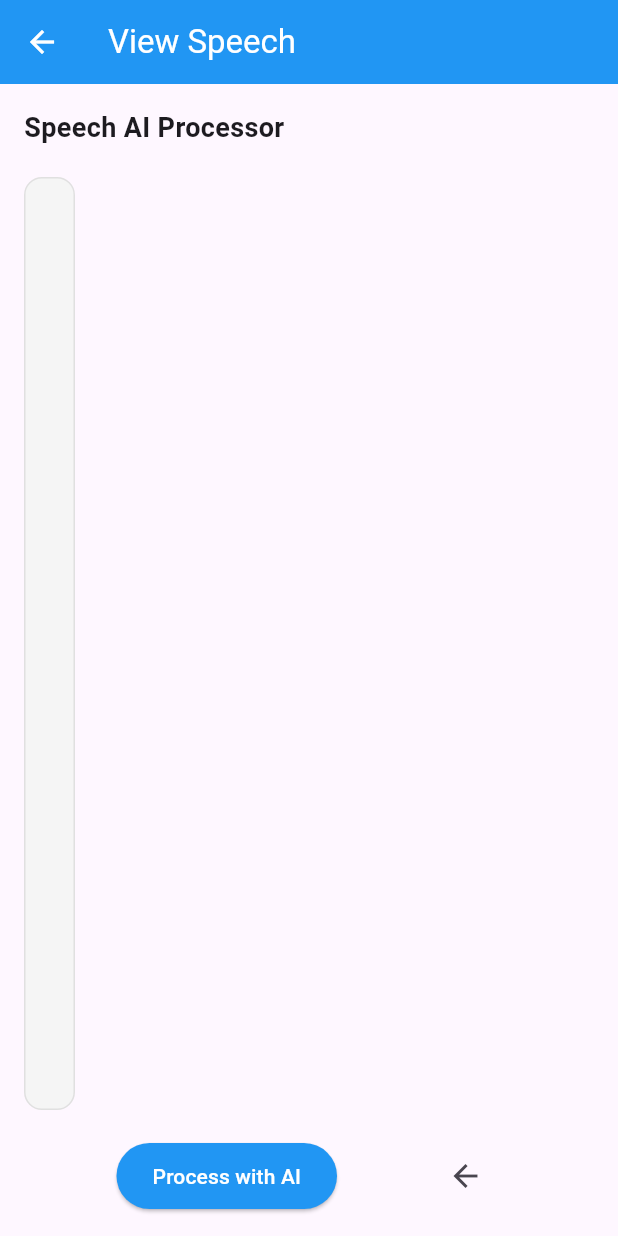
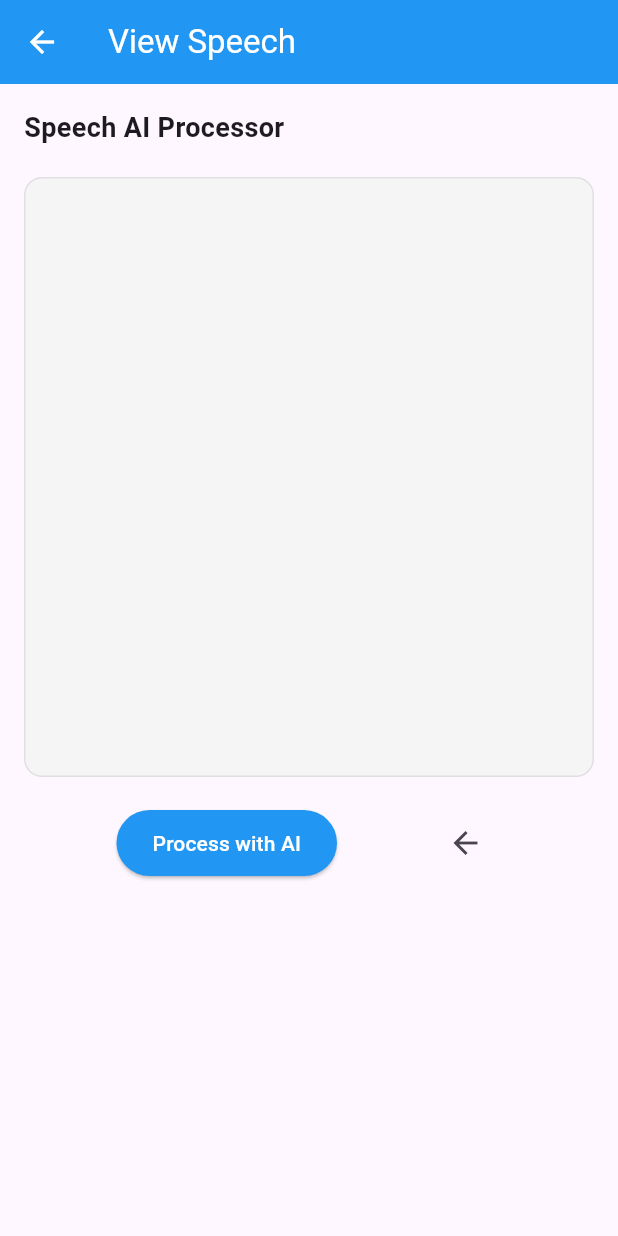
Before and after one commit to conman1005/ListenToSpeech, a Flutter app: the MySpeech screen opened directly, on a phone screen of 412 x 824 dp. Run offline on Flutter 3.47's test engine with Material 3 defaults, Android fonts, the phone set to English and light mode, and no system bars; our stand-ins replace flutter_dotenv, permission_handler, speech_to_text; missing offline and left inert: system_theme.

```diff
--- a/App/lib/view_speech.dart
+++ b/App/lib/view_speech.dart
@@ -143,8 +143,11 @@ class MySpeechState extends State<MySpeech> {
                       style: TextStyle(fontSize: 18, fontWeight: FontWeight.bold),
                     ),
                     const SizedBox(height: 20),
-                    Expanded(
-                      child: Container(
+                    // Remove Expanded and specify a fixed size for the box.
+                    // Make sure the text remains black by specifying color.
+                    Container(
+                      width: double.infinity, // Full width
+                      height: 400, // Fixed height
                       padding: const EdgeInsets.all(16),
                       decoration: BoxDecoration(
                         color: Colors.grey.shade100,
@@ -156,8 +159,7 @@ class MySpeechState extends State<MySpeech> {
                           formattedResponse.isEmpty
                               ? selectedContent
                               : formattedResponse,
-                            style: const TextStyle(fontSize: 16),
-                          ),
+                          style: const TextStyle(fontSize: 16, color: Colors.black),
                         ),
                       ),
                     ),
```
Lines whose indentation alone changed are shown as unchanged.
